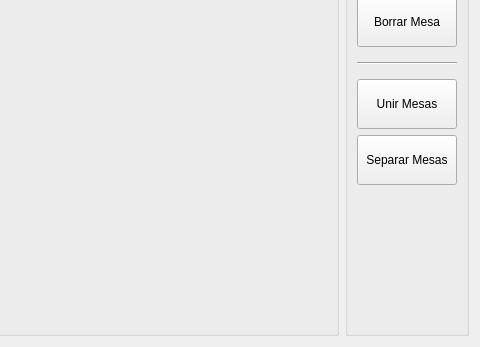
Qt form nostro/ventas/mesas_venta.ui (manuell12/CafeNostro) before a commit; both pictures show x 130 to 610 and y 99 to 446 of the 610 by 446 pixel window.
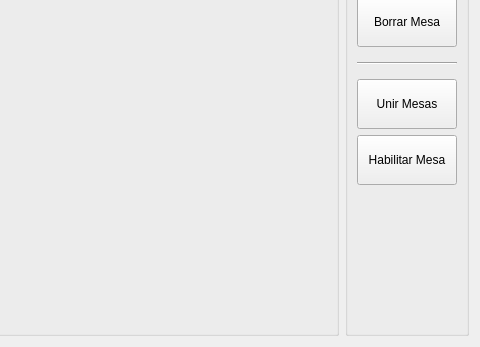
The same form after that commit.

Commit message: habilitar mesas

```diff
--- a/nostro/ventas/mesas_venta.ui
+++ b/nostro/ventas/mesas_venta.ui
@@ -175,7 +175,7 @@
          </size>
         </property>
         <property name="text">
-         <string>Separar Mesas</string>
+         <string>Habilitar Mesa</string>
         </property>
        </widget>
       </item>
```
Left out of the diff: 2 changed lines with no effect on the pictures. The commit also changes 4 other files.
